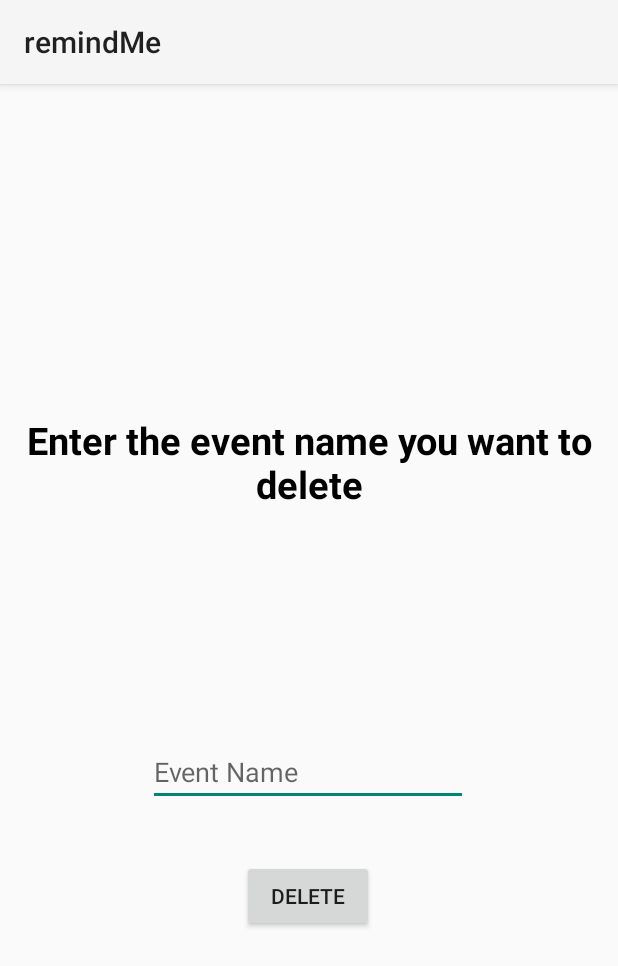
After one commit to amishas1125/remindMe, an Android app: the deleteEvent screen opened directly, with no data from a screen before it, on a phone screen of 412 x 824 dp. The commit adds this screen. Shown: the top 966 px of the screen. Run offline under Robolectric (Android 15) with nearby library versions, the phone set to English and light mode, and no system bars; our stand-ins replace Firebase (no records; nobody signed in at launch, a user with empty details on screens opened directly).

Commit message:
deletedone

```diff
--- a/app/src/main/AndroidManifest.xml
+++ b/app/src/main/AndroidManifest.xml
@@ -12,6 +12,9 @@
         android:roundIcon="@mipmap/ic_launcher_round"
         android:supportsRtl="true"
         android:theme="@style/Theme.RemindMe">
+        <activity
+            android:name=".deleteEvent"
+            android:exported="false" />
         <activity
             android:name=".update"
             android:exported="false" />
--- a/app/src/main/java/com/example/remindme/Events_page.kt
+++ b/app/src/main/java/com/example/remindme/Events_page.kt
@@ -27,5 +27,10 @@ class Events_page : AppCompatActivity() {
 //                .putExtra(CalendarContract.Events.TITLE, "My New Title")
 //            startActivity(intent)
         }
+
+        delbtn.setOnClickListener{
+            val Intent = Intent(this, deleteEvent::class.java)
+            startActivity(Intent)
+        }
     }
 }
--- /dev/null
+++ b/app/src/main/java/com/example/remindme/deleteEvent.kt
@@ -0,0 +1,46 @@
+package com.example.remindme
+
+import androidx.appcompat.app.AppCompatActivity
+import android.os.Bundle
+import android.widget.Toast
+import com.google.firebase.auth.FirebaseAuth
+import com.google.firebase.auth.ktx.auth
+import com.google.firebase.firestore.FirebaseFirestore
+import com.google.firebase.firestore.Query
+import com.google.firebase.ktx.Firebase
+import kotlinx.android.synthetic.main.activity_delete_event.*
+
+class deleteEvent : AppCompatActivity() {
+
+    private lateinit var auth: FirebaseAuth
+    private lateinit var db: FirebaseFirestore
+
+    override fun onCreate(savedInstanceState: Bundle?) {
+        super.onCreate(savedInstanceState)
+        setContentView(R.layout.activity_delete_event)
+
+        finaldel.setOnClickListener {
+            var delevename = deleventname.text.toString()
+
+            if(delevename=="") {
+                Toast.makeText(this,"Enter the event name", Toast.LENGTH_SHORT).show()
+            }
+
+            else {
+                auth = FirebaseAuth.getInstance()
+                db = FirebaseFirestore.getInstance()
+
+                var useremail = Firebase.auth.currentUser?.email
+
+                db.collection("EVENTS").document(delevename).delete().addOnSuccessListener {
+                    Toast.makeText(this,"Deleted successfully", Toast.LENGTH_SHORT).show()
+                }
+                    .addOnFailureListener {
+                        Toast.makeText(this,"No such event", Toast.LENGTH_SHORT).show()
+                    }
+
+
+            }
+        }
+    }
+}
--- /dev/null
+++ b/app/src/main/res/layout/activity_delete_event.xml
@@ -0,0 +1,47 @@
+<?xml version="1.0" encoding="utf-8"?>
+<androidx.constraintlayout.widget.ConstraintLayout xmlns:android="http://schemas.android.com/apk/res/android"
+    xmlns:app="http://schemas.android.com/apk/res-auto"
+    xmlns:tools="http://schemas.android.com/tools"
+    android:layout_width="match_parent"
+    android:layout_height="match_parent"
+    tools:context=".deleteEvent">
+
+    <EditText
+        android:id="@+id/deleventname"
+        android:layout_width="wrap_content"
+        android:layout_height="wrap_content"
+        android:layout_marginTop="152dp"
+        android:ems="10"
+        android:hint="Event Name"
+        android:inputType="textPersonName"
+        app:layout_constraintEnd_toEndOf="parent"
+        app:layout_constraintHorizontal_bias="0.497"
+        app:layout_constraintStart_toStartOf="parent"
+        app:layout_constraintTop_toBottomOf="@+id/textView5" />
+
+    <TextView
+        android:id="@+id/textView5"
+        android:layout_width="wrap_content"
+        android:layout_height="wrap_content"
+        android:layout_marginTop="220dp"
+        android:gravity="center_horizontal"
+        android:text="Enter the event name you want to delete"
+        android:textColor="@color/black"
+        android:textSize="25dp"
+        android:textStyle="bold"
+        app:layout_constraintEnd_toEndOf="parent"
+        app:layout_constraintHorizontal_bias="0.498"
+        app:layout_constraintStart_toStartOf="parent"
+        app:layout_constraintTop_toTopOf="parent" />
+
+    <Button
+        android:id="@+id/finaldel"
+        android:layout_width="wrap_content"
+        android:layout_height="wrap_content"
+        android:layout_marginTop="36dp"
+        android:text="Delete"
+        app:layout_constraintEnd_toEndOf="parent"
+        app:layout_constraintHorizontal_bias="0.498"
+        app:layout_constraintStart_toStartOf="parent"
+        app:layout_constraintTop_toBottomOf="@+id/deleventname" />
+</androidx.constraintlayout.widget.ConstraintLayout>
--- a/app/src/main/res/layout/activity_events_page.xml
+++ b/app/src/main/res/layout/activity_events_page.xml
@@ -28,7 +28,7 @@
         app:layout_constraintTop_toBottomOf="@+id/button1" />
 
     <Button
-        android:id="@+id/button3"
+        android:id="@+id/delbtn"
         android:layout_width="wrap_content"
         android:layout_height="wrap_content"
         android:layout_marginTop="32dp"
@@ -47,5 +47,5 @@
         app:layout_constraintEnd_toEndOf="parent"
         app:layout_constraintHorizontal_bias="0.51"
         app:layout_constraintStart_toStartOf="parent"
-        app:layout_constraintTop_toBottomOf="@+id/button3" />
+        app:layout_constraintTop_toBottomOf="@+id/delbtn" />
 </androidx.constraintlayout.widget.ConstraintLayout>
```
